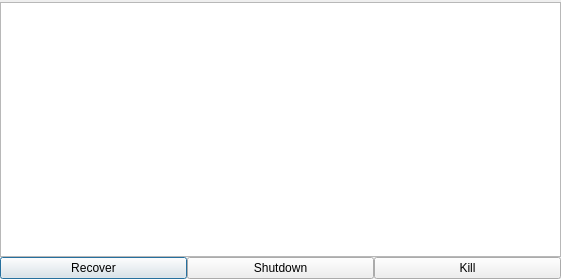
huggle/huggle3-qt-lx, file huggle/exceptionwindow.ui: the form before one commit.
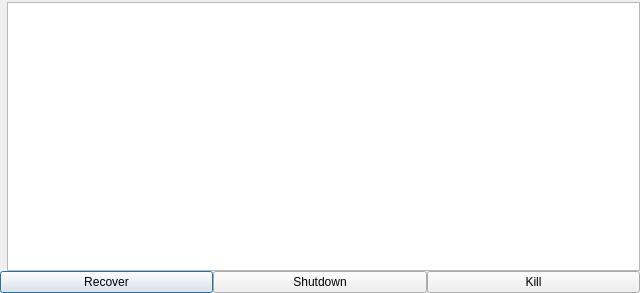
The form after the commit. Icons and pictures are not drawn.

Commit message: improved exception form

Diff of the .ui file:
```diff
--- a/huggle/exceptionwindow.ui
+++ b/huggle/exceptionwindow.ui
@@ -6,8 +6,8 @@
    <rect>
     <x>0</x>
     <y>0</y>
-    <width>561</width>
-    <height>279</height>
+    <width>640</width>
+    <height>293</height>
    </rect>
   </property>
   <property name="windowTitle">
@@ -34,11 +34,34 @@
     <number>0</number>
    </property>
    <item>
+    <layout class="QHBoxLayout" name="horizontalLayout_2">
+     <item>
+      <widget class="QLabel" name="label">
+       <property name="maximumSize">
+        <size>
+         <width>160</width>
+         <height>200</height>
+        </size>
+       </property>
+       <property name="text">
+        <string/>
+       </property>
+       <property name="pixmap">
+        <pixmap resource="pictures.qrc">:/huggle/pictures/Resources/error.png</pixmap>
+       </property>
+       <property name="scaledContents">
+        <bool>true</bool>
+       </property>
+      </widget>
+     </item>
+     <item>
     <widget class="QTextEdit" name="textEdit">
      <property name="readOnly">
       <bool>true</bool>
      </property>
     </widget>
+     </item>
+    </layout>
    </item>
    <item>
     <layout class="QHBoxLayout" name="horizontalLayout">
```
Lines whose indentation alone changed are shown as unchanged. The commit also changes 4 other files.
